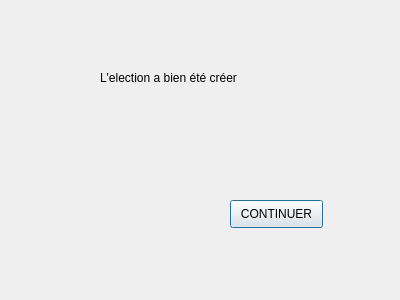
Above: IHM 2/election bien creer.ui from enst-abstention/votes-alternatifs before the change. Below: the same form after it.
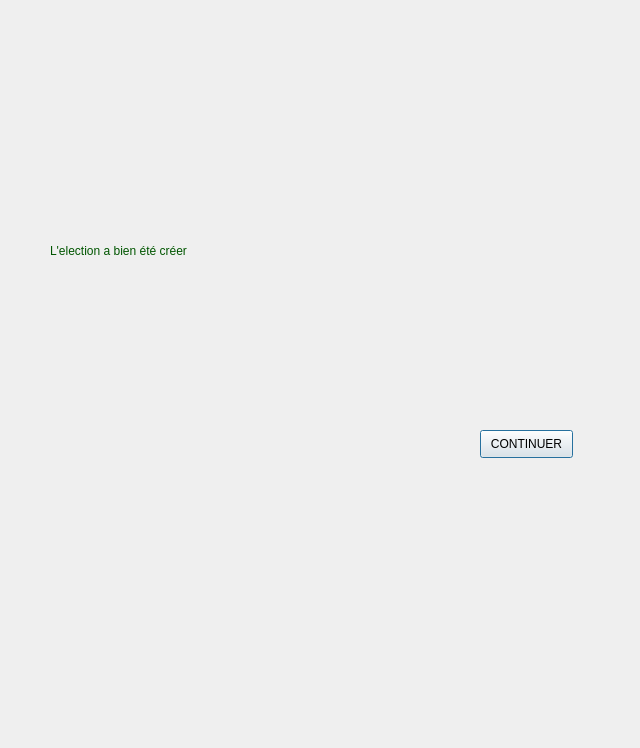
That is the form after the change. Icons and pictures are not drawn.

Patch:
```diff
--- a/IHM 2/election bien creer.ui
+++ b/IHM 2/election bien creer.ui
@@ -6,22 +6,30 @@
    <rect>
     <x>0</x>
     <y>0</y>
-    <width>400</width>
-    <height>300</height>
+    <width>640</width>
+    <height>748</height>
    </rect>
   </property>
   <property name="windowTitle">
    <string>Dialog</string>
   </property>
+  <property name="styleSheet">
+   <string notr="true">background-image: url(:/4/validess.jpg);</string>
+  </property>
   <widget class="QLabel" name="label">
    <property name="geometry">
     <rect>
-     <x>100</x>
-     <y>70</y>
-     <width>151</width>
-     <height>16</height>
+     <x>50</x>
+     <y>220</y>
+     <width>521</width>
+     <height>61</height>
     </rect>
    </property>
+   <property name="styleSheet">
+    <string notr="true">color: rgb(0, 85, 0);
+font: 8pt &quot;Kristen ITC&quot;;
+font: 24pt &quot;Kristen ITC&quot;;</string>
+   </property>
    <property name="text">
     <string>L'election a bien été créer</string>
    </property>
@@ -29,8 +37,8 @@
   <widget class="QPushButton" name="pushButton">
    <property name="geometry">
     <rect>
-     <x>230</x>
-     <y>200</y>
+     <x>480</x>
+     <y>430</y>
      <width>93</width>
      <height>28</height>
     </rect>
```
Left out of the diff: 4 changed lines with no effect on the pictures.
